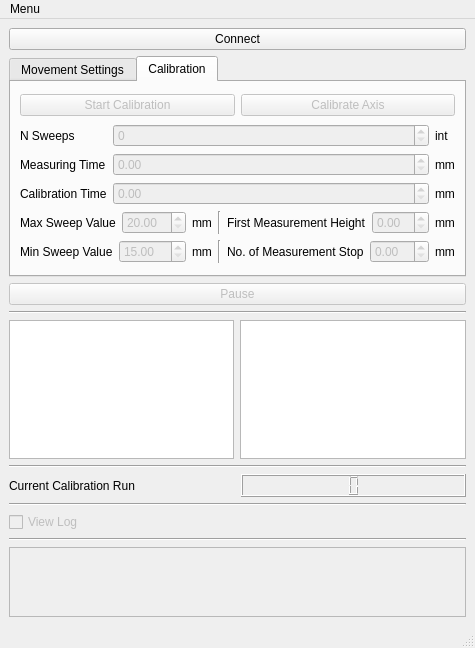
Old version of the form views/mainVIew.ui in the repository Namisens/inline-gui-linear.
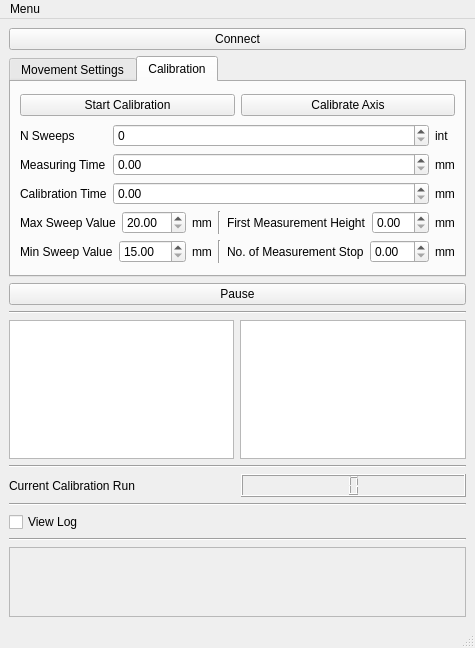
New version of the form.

Patch:
```diff
--- a/views/mainVIew.ui
+++ b/views/mainVIew.ui
@@ -329,9 +329,6 @@
          <layout class="QHBoxLayout" name="calibartionButtonsHLayout">
           <item>
            <widget class="QPushButton" name="sweepPushButton">
-            <property name="enabled">
-             <bool>false</bool>
-            </property>
             <property name="sizePolicy">
              <sizepolicy hsizetype="Expanding" vsizetype="Minimum">
               <horstretch>0</horstretch>
@@ -345,9 +342,6 @@
           </item>
           <item>
            <widget class="QPushButton" name="referenceAxisPushButton">
-            <property name="enabled">
-             <bool>false</bool>
-            </property>
             <property name="sizePolicy">
              <sizepolicy hsizetype="Expanding" vsizetype="Minimum">
               <horstretch>0</horstretch>
@@ -428,9 +422,6 @@
              <layout class="QVBoxLayout" name="SpinBoxVLayout">
               <item>
                <widget class="QSpinBox" name="nSweepSpin">
-                <property name="enabled">
-                 <bool>false</bool>
-                </property>
                 <property name="sizePolicy">
                  <sizepolicy hsizetype="Expanding" vsizetype="Fixed">
                   <horstretch>0</horstretch>
@@ -441,9 +432,6 @@
               </item>
               <item>
                <widget class="QDoubleSpinBox" name="measuringTImeSpin">
-                <property name="enabled">
-                 <bool>false</bool>
-                </property>
                 <property name="sizePolicy">
                  <sizepolicy hsizetype="Expanding" vsizetype="Fixed">
                   <horstretch>0</horstretch>
@@ -454,9 +442,6 @@
               </item>
               <item>
                <widget class="QDoubleSpinBox" name="calibrationTimeSpin">
-                <property name="enabled">
-                 <bool>false</bool>
-                </property>
                 <property name="sizePolicy">
                  <sizepolicy hsizetype="Minimum" vsizetype="Fixed">
                   <horstretch>0</horstretch>
@@ -531,9 +516,6 @@
               </item>
               <item>
                <widget class="QDoubleSpinBox" name="maxSweepSpin_3">
-                <property name="enabled">
-                 <bool>false</bool>
-                </property>
                 <property name="sizePolicy">
                  <sizepolicy hsizetype="Expanding" vsizetype="Fixed">
                   <horstretch>0</horstretch>
@@ -577,9 +559,6 @@
               </item>
               <item>
                <widget class="QDoubleSpinBox" name="maxSweepSpin">
-                <property name="enabled">
-                 <bool>false</bool>
-                </property>
                 <property name="sizePolicy">
                  <sizepolicy hsizetype="Expanding" vsizetype="Fixed">
                   <horstretch>0</horstretch>
@@ -626,9 +605,6 @@
               </item>
               <item>
                <widget class="QDoubleSpinBox" name="maxSweepSpin_2">
-                <property name="enabled">
-                 <bool>false</bool>
-                </property>
                 <property name="sizePolicy">
                  <sizepolicy hsizetype="Expanding" vsizetype="Fixed">
                   <horstretch>0</horstretch>
@@ -669,9 +645,6 @@
               </item>
               <item>
                <widget class="QDoubleSpinBox" name="minSweepSpin">
-                <property name="enabled">
-                 <bool>false</bool>
-                </property>
                 <property name="sizePolicy">
                  <sizepolicy hsizetype="Expanding" vsizetype="Fixed">
                   <horstretch>0</horstretch>
@@ -734,10 +707,7 @@
      </widget>
     </item>
     <item>
-     <widget class="QPushButton" name="pause">
-      <property name="enabled">
-       <bool>false</bool>
-      </property>
+     <widget class="QPushButton" name="pausePushButton_2">
       <property name="sizePolicy">
        <sizepolicy hsizetype="Minimum" vsizetype="Minimum">
         <horstretch>0</horstretch>
@@ -810,9 +780,6 @@
     </item>
     <item>
      <widget class="QCheckBox" name="viewLogCheckBox">
-      <property name="enabled">
-       <bool>false</bool>
-      </property>
       <property name="text">
        <string>View Log</string>
       </property>
```
Left out of the diff: 61 changed lines with no effect on the pictures.
